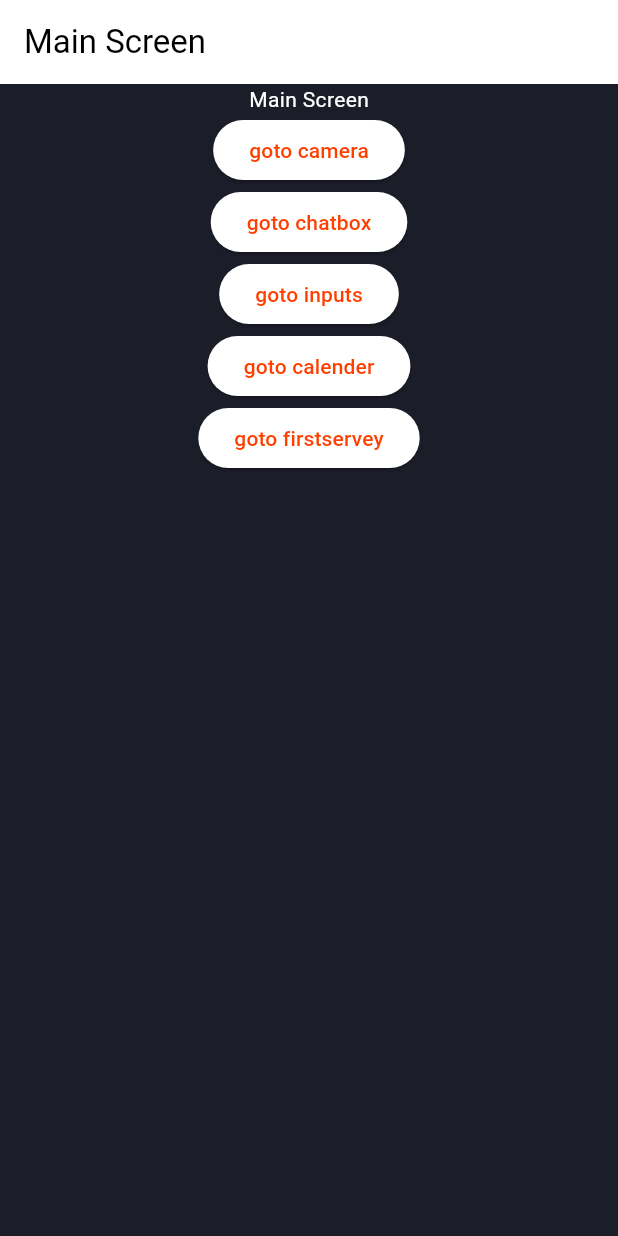
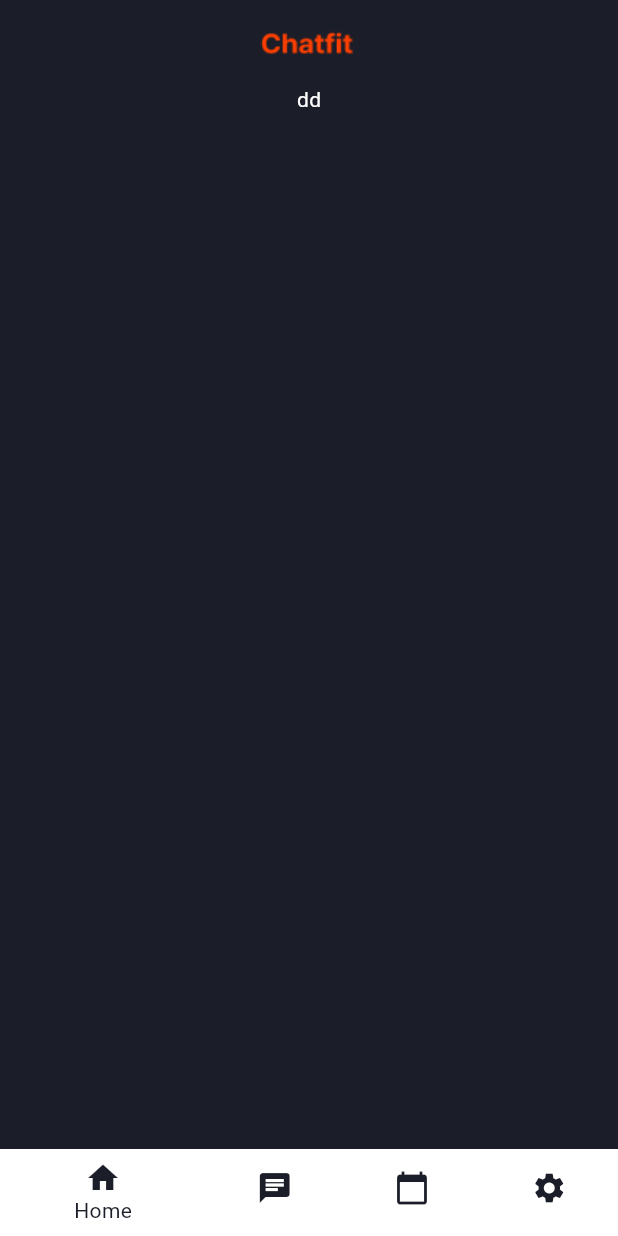
Before and after one commit to samuel5721/chatfit, a Flutter app: the screen it shows after launch, on a phone screen of 412 x 824 dp. Run offline on Flutter 3.47's test engine with Material 3 defaults, Android fonts, the phone set to English and light mode, and no system bars; our stand-ins replace firebase_core, firebase_storage, flutter_calendar_carousel, flutter_screenutil, flutter_tts, image_picker; accounts and stored records are empty.

Commit message:
feat: main header, nav bar

```diff
--- /dev/null
+++ b/lib/components/header.dart
@@ -0,0 +1,23 @@
+import 'package:flutter/material.dart';
+import 'package:flutter_screenutil/flutter_screenutil.dart';
+
+class Header extends StatelessWidget implements PreferredSizeWidget {
+  const Header({super.key});
+
+  @override
+  Widget build(BuildContext context) {
+    final double screenWidth = MediaQuery.of(context).size.width;
+    return AppBar(
+      title: SizedBox(
+        width: screenWidth,
+        child: Image.asset('assets/images/small_logo.png'),
+      ),
+      centerTitle: true,
+      backgroundColor: Colors.transparent,
+      elevation: 0,
+    );
+  }
+
+  @override
+  Size get preferredSize => const Size.fromHeight(kToolbarHeight);
+}
--- /dev/null
+++ b/lib/components/navigation_bar.dart
@@ -0,0 +1,39 @@
+import 'package:chatfit/theme.dart';
+import 'package:flutter/foundation.dart';
+import 'package:flutter/material.dart';
+
+class MainNavigationBar extends StatefulWidget {
+  const MainNavigationBar({super.key});
+
+  @override
+  State<MainNavigationBar> createState() => _MainNavigationBarState();
+}
+
+class _MainNavigationBarState extends State<MainNavigationBar> {
+  int _selectedIndex = 0;
+
+  void _onItemTapped(int index) {
+    setState(() {
+      _selectedIndex = index;
+    });
+  }
+
+  @override
+  Widget build(BuildContext context) {
+    return BottomNavigationBar(
+      items: const [
+        BottomNavigationBarItem(icon: Icon(Icons.home), label: 'Home'),
+        BottomNavigationBarItem(icon: Icon(Icons.chat), label: 'Chat'),
+        BottomNavigationBarItem(
+            icon: Icon(Icons.calendar_today), label: 'Calendar'),
+        BottomNavigationBarItem(icon: Icon(Icons.settings), label: 'Settings'),
+      ],
+      currentIndex: _selectedIndex,
+      selectedItemColor: KeyColor.primaryDark300,
+      unselectedItemColor: KeyColor.primaryDark300,
+      backgroundColor: Colors.transparent,
+      elevation: 0,
+      onTap: _onItemTapped,
+    );
+  }
+}
--- a/lib/main.dart
+++ b/lib/main.dart
@@ -1,3 +1,4 @@
+import 'package:chatfit/theme.dart';
 import 'package:flutter/material.dart';
 import 'package:chatfit/routes.dart';
 import 'package:firebase_core/firebase_core.dart';
@@ -24,11 +25,11 @@ class _MyAppState extends State<MyApp> {
       child: MaterialApp(
         title: 'Flutter Demo',
         theme: ThemeData(
-          primaryColor: const Color(0xff1B1D29),
-          scaffoldBackgroundColor: const Color(0xff1B1D29),
+          primaryColor: KeyColor.primaryDark300,
+          scaffoldBackgroundColor: KeyColor.primaryDark300,
           colorScheme: ColorScheme.fromSwatch().copyWith(
-            primary: const Color(0xffFF3F00),
-            secondary: const Color(0xffffffff),
+            primary: KeyColor.primaryBrand300,
+            secondary: Colors.white,
           ),
           textTheme: Typography.blackMountainView.apply(
             bodyColor: Colors.white,
--- a/lib/screens/main_screen.dart
+++ b/lib/screens/main_screen.dart
@@ -1,17 +1,19 @@
+import 'package:chatfit/components/header.dart';
+import 'package:chatfit/components/navigation_bar.dart';
 import 'package:flutter/material.dart';
-import 'package:flutter_svg/svg.dart';
 
 class MainScreen extends StatelessWidget {
   const MainScreen({super.key});
 
+  final bool isHidden = true; // 네비게이션이 필요하다면 이 값을 false로 변경
+
   @override
   Widget build(BuildContext context) {
     return Scaffold(
-      appBar: AppBar(
-        title: const Text('Main Screen'),
-      ),
+      appBar: const Header(),
       body: Center(
-        child: Column(
+        child: (!isHidden)
+            ? Column(
                 children: [
                   const Text('Main Screen'),
                   LocateButton(location: 'camera'),
@@ -20,8 +22,14 @@ class MainScreen extends StatelessWidget {
                   LocateButton(location: 'calender'),
                   LocateButton(location: 'firstservey'),
                 ],
+              )
+            : const Column(
+                children: [
+                  Text('dd'),
+                ],
               ),
       ),
+      bottomNavigationBar: const MainNavigationBar(),
     );
   }
 }
```
Also changed, not shown: assets/images/small_logo.png (added). Lines whose indentation alone changed are shown as unchanged.
